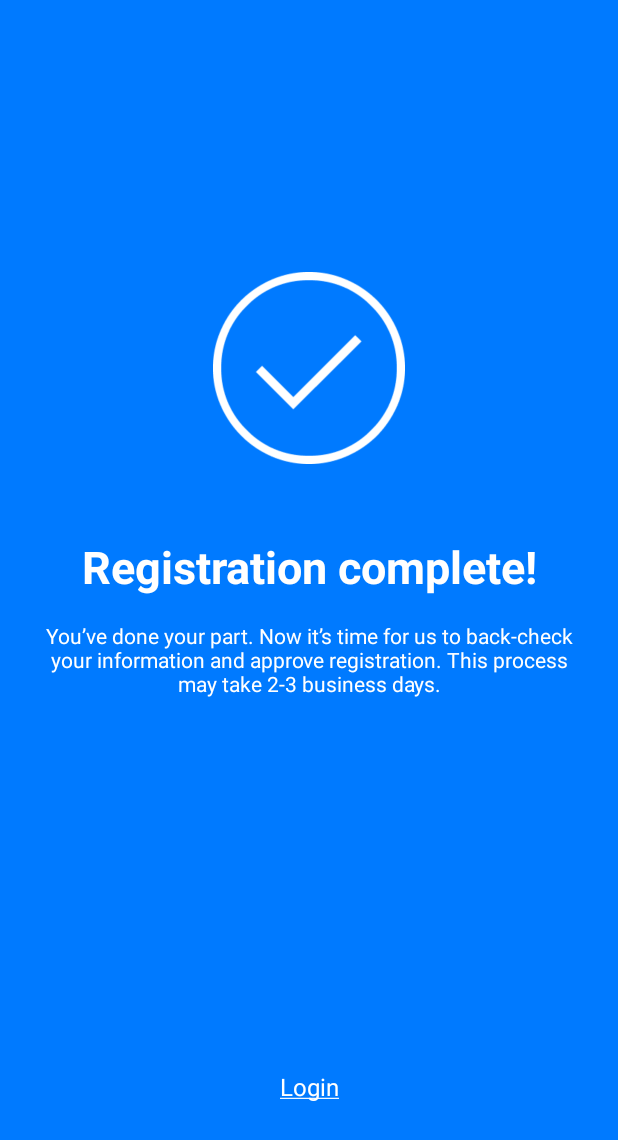
After one commit to ziptechdev/ACP-mobile-android, an Android app: the fragment RegistrationCompleteFragment shown on its own in the app's theme, on a phone screen of 412 x 824 dp. The commit adds this screen. Shown: the top 1140 px of the screen. Run offline under Robolectric (Android 15) with nearby library versions, the phone set to English and light mode, and no system bars.

Commit message:
make registration complete screen

```diff
--- /dev/null
+++ b/app/src/main/java/com/acpmobile/ui/fragments/Account/RegistrationCompleteFragment.kt
@@ -0,0 +1,22 @@
+package com.acpmobile.ui.fragments.Account
+
+import android.os.Bundle
+import androidx.fragment.app.Fragment
+import android.view.LayoutInflater
+import android.view.View
+import android.view.ViewGroup
+import com.acpmobile.R
+
+
+class RegistrationCompleteFragment : Fragment() {
+
+
+    override fun onCreateView(
+        inflater: LayoutInflater, container: ViewGroup?,
+        savedInstanceState: Bundle?
+    ): View? {
+        // Inflate the layout for this fragment
+        return inflater.inflate(R.layout.fragment_registration_complete, container, false)
+    }
+
+}
--- /dev/null
+++ b/app/src/main/res/layout/fragment_registration_complete.xml
@@ -0,0 +1,77 @@
+<?xml version="1.0" encoding="utf-8"?>
+<androidx.constraintlayout.widget.ConstraintLayout xmlns:android="http://schemas.android.com/apk/res/android"
+    xmlns:app="http://schemas.android.com/apk/res-auto"
+    xmlns:tools="http://schemas.android.com/tools"
+    android:layout_width="match_parent"
+    android:layout_height="match_parent"
+    android:layout_gravity="center_vertical"
+    android:background="@color/colorPrimary"
+    tools:context=".ui.fragments.Account.RegistrationCompleteFragment">
+
+    <androidx.constraintlayout.widget.Guideline
+        android:id="@+id/guidelineTop"
+        android:layout_width="wrap_content"
+        android:layout_height="wrap_content"
+        android:orientation="horizontal"
+        app:layout_constraintGuide_percent="0.22" />
+
+    <ImageView
+        android:id="@+id/ivRegistrationComplete"
+        android:layout_width="128dp"
+        android:layout_height="128dp"
+        android:adjustViewBounds="false"
+        android:src="@drawable/ic_registration_complete"
+        app:layout_constraintEnd_toEndOf="parent"
+        app:layout_constraintStart_toStartOf="parent"
+        app:layout_constraintTop_toTopOf="@+id/guidelineTop" />
+
+    <TextView
+        android:id="@+id/tvTitle"
+        style="@style/TitleTextWhite"
+        android:layout_width="0dp"
+        android:layout_height="wrap_content"
+        android:layout_marginStart="@dimen/normal_margin"
+        android:layout_marginTop="@dimen/extra_large_margin"
+        android:layout_marginEnd="@dimen/normal_margin"
+        android:text="@string/label_registration_complete"
+        android:textAlignment="center"
+        app:layout_constraintEnd_toEndOf="parent"
+        app:layout_constraintStart_toStartOf="parent"
+        app:layout_constraintTop_toBottomOf="@id/ivRegistrationComplete" />
+
+    <TextView
+        android:id="@+id/tvSubtitle"
+        android:layout_width="0dp"
+        android:layout_height="wrap_content"
+        android:layout_marginTop="@dimen/medium_margin"
+        android:text="@string/label_you_done_your_part"
+        android:textAlignment="center"
+        android:textColor="@color/white"
+        app:layout_constraintEnd_toEndOf="@+id/tvTitle"
+        app:layout_constraintStart_toStartOf="@+id/tvTitle"
+        app:layout_constraintTop_toBottomOf="@+id/tvTitle" />
+
+    <androidx.constraintlayout.widget.Guideline
+        android:id="@+id/guidelineBottom"
+        android:layout_width="wrap_content"
+        android:layout_height="wrap_content"
+        android:orientation="horizontal"
+        app:layout_constraintGuide_percent="0.9" />
+
+    <TextView
+        android:id="@+id/tvLogin"
+        style="@style/TextWhite"
+        android:layout_width="wrap_content"
+        android:layout_height="wrap_content"
+        android:clickable="true"
+        android:minWidth="58dp"
+        android:minHeight="28dp"
+        android:text="@string/label_login"
+        android:textAlignment="center"
+        app:layout_constraintBottom_toTopOf="@id/guidelineBottom"
+        app:layout_constraintEnd_toEndOf="@+id/tvTitle"
+        app:layout_constraintStart_toStartOf="@+id/tvTitle"
+        tools:ignore="TouchTargetSizeCheck" />
+
+
+</androidx.constraintlayout.widget.ConstraintLayout>
--- a/app/src/main/res/values/strings.xml
+++ b/app/src/main/res/values/strings.xml
@@ -60,5 +60,7 @@
     <string name="label_email"> Email Address</string>
     <string name="label_password"> Password</string>
     <string name="label_confirm_password"> Confirm Password</string>
-
+    <string name="label_registration_complete">Registration complete!</string>
+    <string name="label_you_done_your_part">You’ve done your part. Now it’s time for us to back-check your information and approve registration. This process may take 2-3 business days.</string>
+    <string name="label_login"><u>Login</u></string>
 </resources>
```
Also changed, not shown: app/src/main/res/drawable/ic_registration_complete.png (added).
